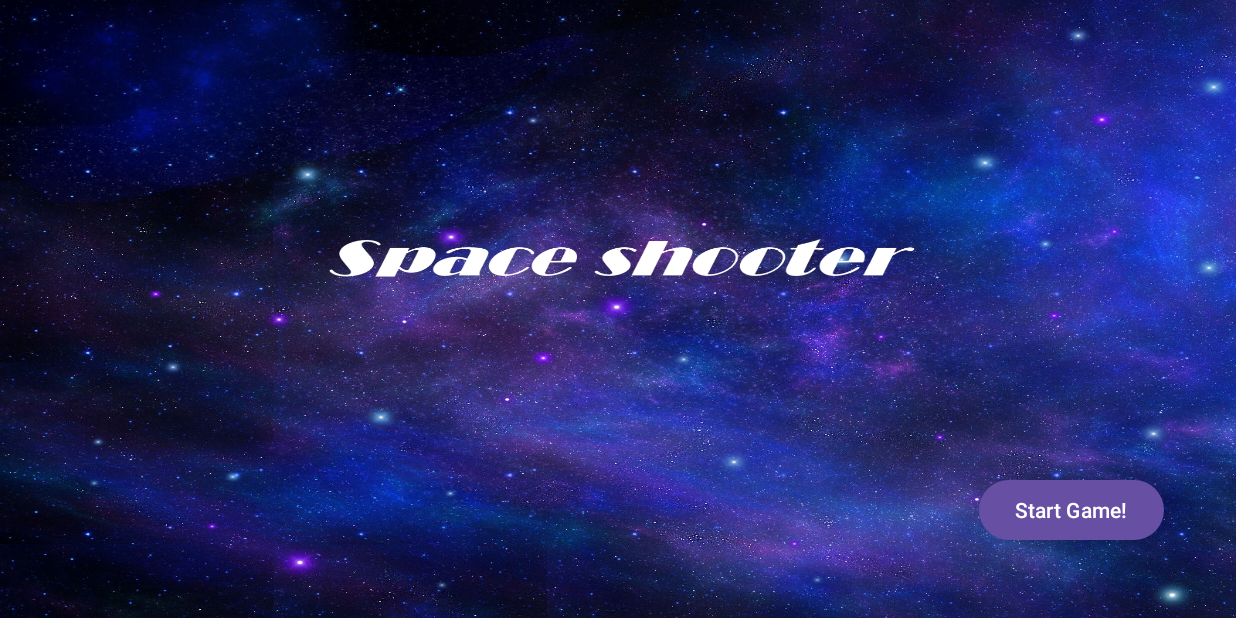
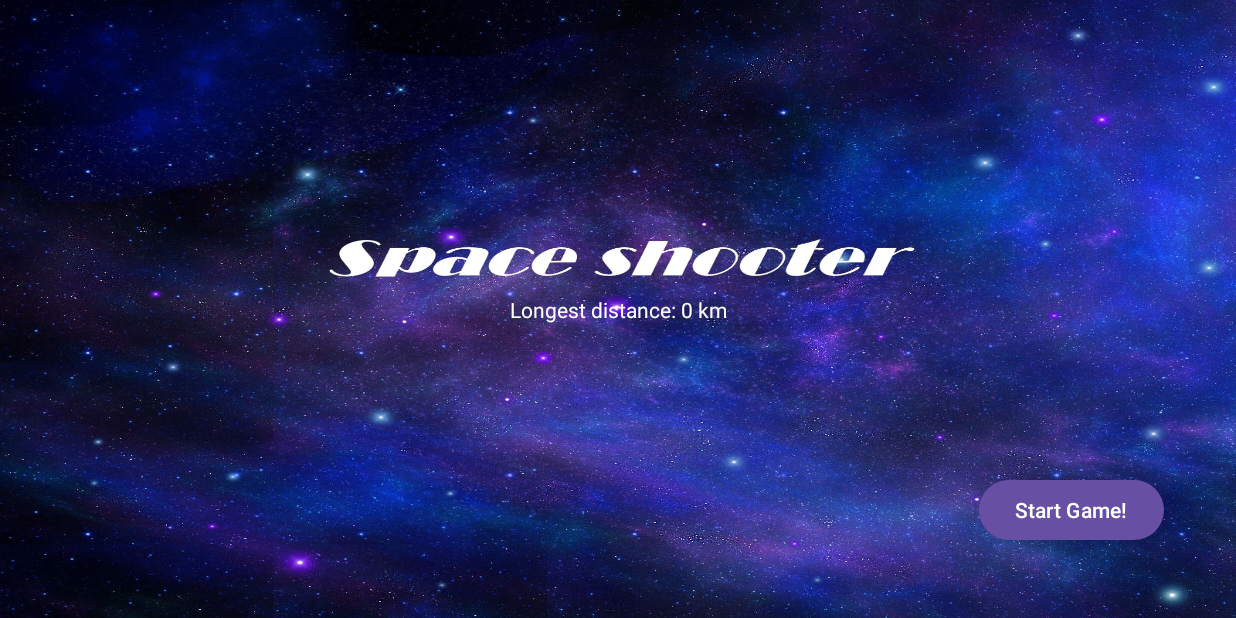
Before and after one commit to Max-the-grand-wizard/MySpaceshooter, an Android app: the screen it shows after launch (MainActivity), on a phone screen of 824 x 412 dp (held sideways). Run offline under Robolectric (Android 15) with nearby library versions, the phone set to English and light mode, and no system bars.

Commit message:
Added highscore and a string on screen that show highscore

```diff
--- a/app/src/main/java/com/maxhevelius/myspaceshooter/MainActivity.kt
+++ b/app/src/main/java/com/maxhevelius/myspaceshooter/MainActivity.kt
@@ -4,6 +4,7 @@ import android.content.Intent
 import android.os.Bundle
 import android.util.Log
 import android.widget.Button
+import android.widget.TextView
 import androidx.activity.enableEdgeToEdge
 import androidx.appcompat.app.AppCompatActivity
 
@@ -19,6 +20,15 @@ class MainActivity : AppCompatActivity() {
              val intent = Intent(this, GameActivity::class.java)
              startActivity(intent)
         }
+    }
+
+    override fun onResume() {
+        super.onResume()
+        val prefs = getSharedPreferences(PREFS, MODE_PRIVATE)
+        val longestDistance = prefs.getFloat(LONGEST_DIST, 0.0f)
+        val highscore = findViewById<TextView>(R.id.highscore)
+        //highscore.text = "Longest distance: $longestDistance km"
+        highscore.text = getString(R.string.longest_distance, longestDistance.toInt())
 
 
     }
--- a/app/src/main/res/layout/activity_main.xml
+++ b/app/src/main/res/layout/activity_main.xml
@@ -16,4 +16,15 @@
         android:text="@string/start_game_button_text"
         app:layout_constraintBottom_toBottomOf="parent"
         app:layout_constraintEnd_toEndOf="parent" />
+
+    <TextView
+        android:id="@+id/highscore"
+        android:layout_width="wrap_content"
+        android:layout_height="wrap_content"
+        android:text="@string/longest_distance"
+        android:textColor="@color/white"
+        app:layout_constraintBottom_toBottomOf="parent"
+        app:layout_constraintEnd_toEndOf="parent"
+        app:layout_constraintStart_toStartOf="parent"
+        app:layout_constraintTop_toTopOf="parent" />
 </androidx.constraintlayout.widget.ConstraintLayout>
--- a/app/src/main/res/values/strings.xml
+++ b/app/src/main/res/values/strings.xml
@@ -2,4 +2,5 @@
     <string name="app_name">MySpaceshooter</string>
     <string name="greeting_text">Hello Class, nice day we are having!</string>
     <string name="start_game_button_text">Start Game!</string>
+    <string name="longest_distance">Longest distance: %1$d km</string>
 </resources>
```
Also changed, not shown: app/src/main/java/com/maxhevelius/myspaceshooter/Game.kt (+11 -1 lines).
